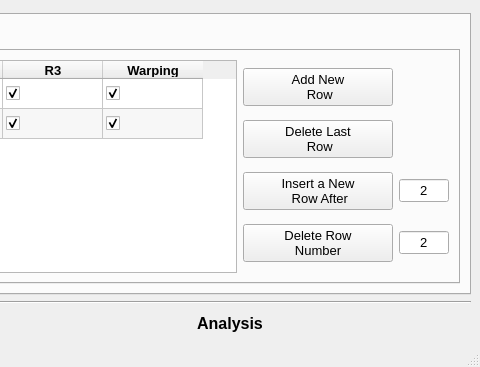
Old version of the form GUI dev/Try1_Oguzhan/Sabre2 GUI/SABRE2-V3.ui in the repository oguzhantogay/SABRE2_V2_local; both pictures show x 641 to 1121 and y 433 to 800 of the 1121 by 800 pixel window.
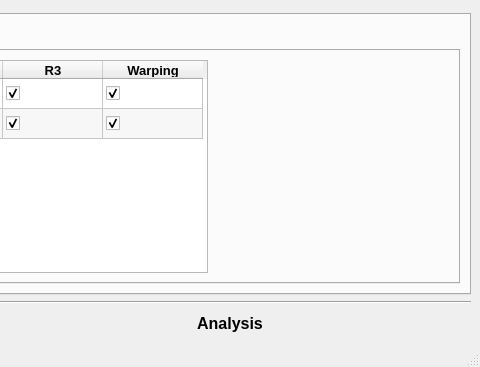
New version of the form. The open tabs and pages were chosen to show the change. Icons and pictures are not drawn.

```diff
--- a/GUI dev/Try1_Oguzhan/Sabre2 GUI/SABRE2-V3.ui
+++ b/GUI dev/Try1_Oguzhan/Sabre2 GUI/SABRE2-V3.ui
@@ -1505,108 +1505,17 @@
              </widget>
             </item>
             <item>
-             <layout class="QGridLayout" name="gridLayout_10">
-              <item row="1" column="0">
-               <widget class="QPushButton" name="Delete_last_row_fixities">
-                <property name="minimumSize">
-                 <size>
-                  <width>0</width>
-                  <height>0</height>
-                 </size>
-                </property>
-                <property name="maximumSize">
-                 <size>
-                  <width>200</width>
-                  <height>16777215</height>
-                 </size>
-                </property>
-                <property name="text">
-                 <string>Delete Last 
- Row</string>
-                </property>
-               </widget>
-              </item>
-              <item row="3" column="0">
-               <widget class="QPushButton" name="Delete_new_row_button_fixities">
-                <property name="maximumSize">
-                 <size>
-                  <width>150</width>
-                  <height>16777215</height>
-                 </size>
-                </property>
-                <property name="text">
-                 <string>Delete Row 
-Number</string>
-                </property>
-               </widget>
-              </item>
-              <item row="2" column="0">
-               <widget class="QPushButton" name="Insert_new_row_button_fixities">
-                <property name="enabled">
-                 <bool>true</bool>
-                </property>
-                <property name="maximumSize">
-                 <size>
-                  <width>150</width>
-                  <height>16777215</height>
-                 </size>
-                </property>
-                <property name="text">
-                 <string>Insert a New 
- Row After</string>
-                </property>
-               </widget>
-              </item>
-              <item row="0" column="0">
-               <widget class="QPushButton" name="Add_new_row_fixities">
-                <property name="maximumSize">
-                 <size>
-                  <width>200</width>
-                  <height>16777215</height>
-                 </size>
-                </property>
-                <property name="text">
-                 <string>Add New
- Row</string>
-                </property>
-               </widget>
-              </item>
-              <item row="2" column="1">
-               <widget class="QLineEdit" name="Inser_number_fixities">
-                <property name="maximumSize">
-                 <size>
-                  <width>50</width>
-                  <height>16777215</height>
-                 </size>
-                </property>
-                <property name="layoutDirection">
-                 <enum>Qt::LeftToRight</enum>
-                </property>
-                <property name="text">
-                 <string>2</string>
-                </property>
-                <property name="alignment">
-                 <set>Qt::AlignCenter</set>
-                </property>
-               </widget>
-              </item>
-              <item row="3" column="1">
-               <widget class="QLineEdit" name="Delete_number_fixities">
-                <property name="maximumSize">
-                 <size>
-                  <width>50</width>
-                  <height>16777215</height>
-                 </size>
-                </property>
-                <property name="text">
-                 <string>2</string>
-                </property>
-                <property name="alignment">
-                 <set>Qt::AlignCenter</set>
-                </property>
-               </widget>
-              </item>
-             </layout>
+             <spacer name="horizontalSpacer_11">
+              <property name="orientation">
+               <enum>Qt::Horizontal</enum>
+              </property>
+              <property name="sizeHint" stdset="0">
+               <size>
+                <width>40</width>
+                <height>20</height>
+               </size>
+              </property>
+             </spacer>
             </item>
            </layout>
           </widget>
```
Left out of the diff: 44 changed lines with no effect on the pictures.
